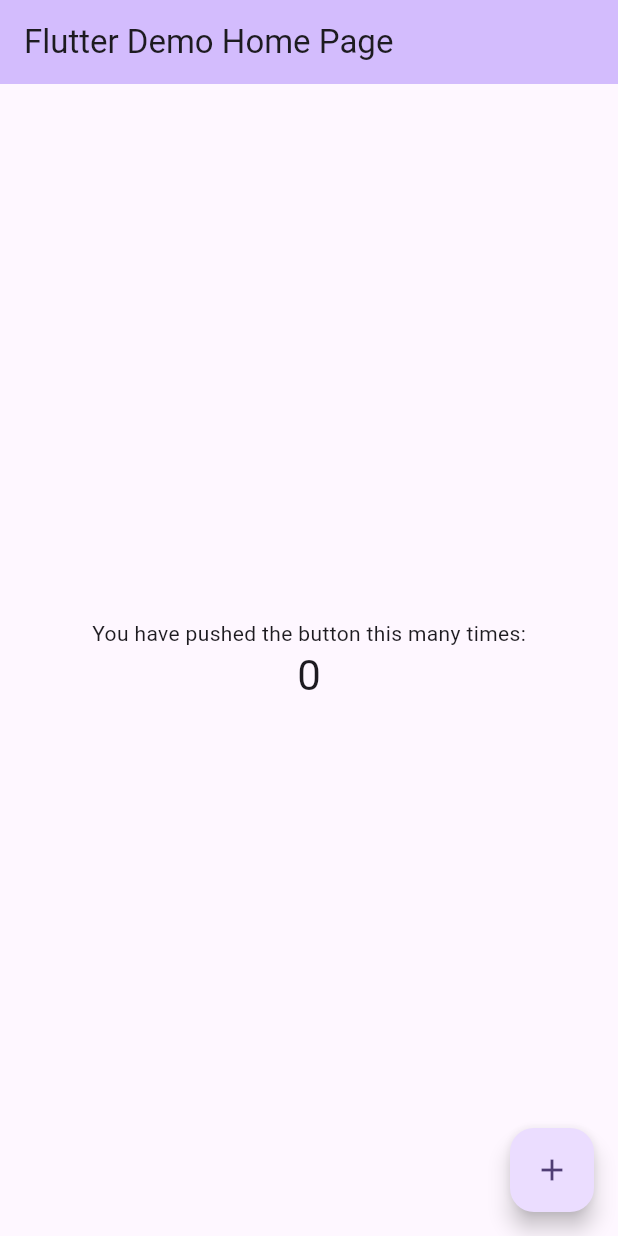
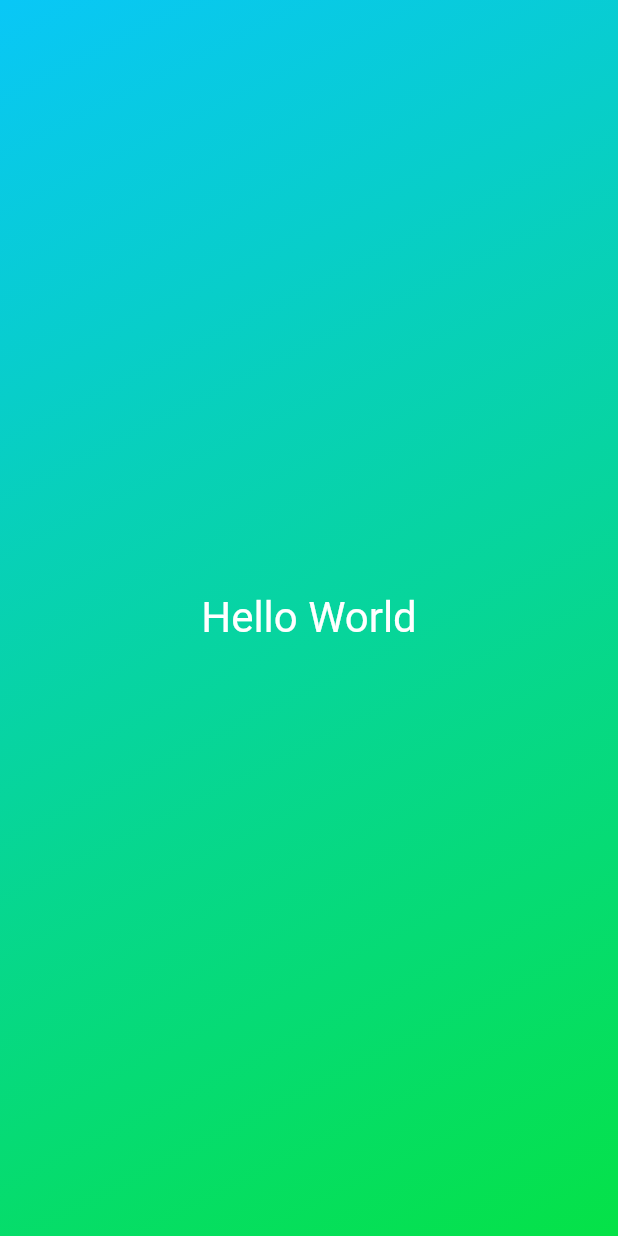
Before and after one commit to viniciusfeitosaa/flutter_course, a Flutter app: the screen it shows after launch, on a phone screen of 412 x 824 dp. Run offline on Flutter 3.47's test engine with Material 2 defaults, Android fonts, the phone set to English and light mode, and no system bars.

Commit message:
Versão 2

```diff
--- /dev/null
+++ b/first_app/lib/gradient_container.dart
@@ -0,0 +1,28 @@
+import 'package:flutter/material.dart';
+import 'package:first_app/styled_text.dart';
+
+var startAlignment = Alignment.topLeft;
+var endAligment = Alignment.bottomRight;
+
+class GradientContainer extends StatelessWidget {
+  const GradientContainer({super.key});
+
+  @override
+  Widget build(context) {
+    return Container(
+          decoration: BoxDecoration(
+            gradient: LinearGradient(
+              colors: const [
+                Color.fromARGB(255, 9, 199, 247),
+                Color.fromARGB(255, 5, 226, 71),
+              ],
+              begin: startAlignment,
+              end: endAligment,
+            ),
+          ),
+          child: const Center(
+            child: StyledText(),
+          ),
+        );
+  }
+}
--- a/first_app/lib/main.dart
+++ b/first_app/lib/main.dart
@@ -1,125 +1,10 @@
 import 'package:flutter/material.dart';
+import 'package:first_app/gradient_container.dart';
 
 void main() {
-  runApp(const MyApp());
-}
-
-class MyApp extends StatelessWidget {
-  const MyApp({super.key});
-
-  // This widget is the root of your application.
-  @override
-  Widget build(BuildContext context) {
-    return MaterialApp(
-      title: 'Flutter Demo',
-      theme: ThemeData(
-        // This is the theme of your application.
-        //
-        // TRY THIS: Try running your application with "flutter run". You'll see
-        // the application has a blue toolbar. Then, without quitting the app,
-        // try changing the seedColor in the colorScheme below to Colors.green
-        // and then invoke "hot reload" (save your changes or press the "hot
-        // reload" button in a Flutter-supported IDE, or press "r" if you used
-        // the command line to start the app).
-        //
-        // Notice that the counter didn't reset back to zero; the application
-        // state is not lost during the reload. To reset the state, use hot
-        // restart instead.
-        //
-        // This works for code too, not just values: Most code changes can be
-        // tested with just a hot reload.
-        colorScheme: ColorScheme.fromSeed(seedColor: Colors.deepPurple),
-        useMaterial3: true,
+  runApp(
+    const MaterialApp(
+      home: Scaffold(
+        body: GradientContainer(),
       ),
-      home: const MyHomePage(title: 'Flutter Demo Home Page'),
-    );
-  }
-}
-
-class MyHomePage extends StatefulWidget {
-  const MyHomePage({super.key, required this.title});
-
-  // This widget is the home page of your application. It is stateful, meaning
-  // that it has a State object (defined below) that contains fields that affect
-  // how it looks.
-
-  // This class is the configuration for the state. It holds the values (in this
-  // case the title) provided by the parent (in this case the App widget) and
-  // used by the build method of the State. Fields in a Widget subclass are
-  // always marked "final".
-
-  final String title;
-
-  @override
-  State<MyHomePage> createState() => _MyHomePageState();
-}
-
-class _MyHomePageState extends State<MyHomePage> {
-  int _counter = 0;
-
-  void _incrementCounter() {
-    setState(() {
-      // This call to setState tells the Flutter framework that something has
-      // changed in this State, which causes it to rerun the build method below
-      // so that the display can reflect the updated values. If we changed
-      // _counter without calling setState(), then the build method would not be
-      // called again, and so nothing would appear to happen.
-      _counter++;
-    });
-  }
-
-  @override
-  Widget build(BuildContext context) {
-    // This method is rerun every time setState is called, for instance as done
-    // by the _incrementCounter method above.
-    //
-    // The Flutter framework has been optimized to make rerunning build methods
-    // fast, so that you can just rebuild anything that needs updating rather
-    // than having to individually change instances of widgets.
-    return Scaffold(
-      appBar: AppBar(
-        // TRY THIS: Try changing the color here to a specific color (to
-        // Colors.amber, perhaps?) and trigger a hot reload to see the AppBar
-        // change color while the other colors stay the same.
-        backgroundColor: Theme.of(context).colorScheme.inversePrimary,
-        // Here we take the value from the MyHomePage object that was created by
-        // the App.build method, and use it to set our appbar title.
-        title: Text(widget.title),
-      ),
-      body: Center(
-        // Center is a layout widget. It takes a single child and positions it
-        // in the middle of the parent.
-        child: Column(
-          // Column is also a layout widget. It takes a list of children and
-          // arranges them vertically. By default, it sizes itself to fit its
-          // children horizontally, and tries to be as tall as its parent.
-          //
-          // Column has various properties to control how it sizes itself and
-          // how it positions its children. Here we use mainAxisAlignment to
-          // center the children vertically; the main axis here is the vertical
-          // axis because Columns are vertical (the cross axis would be
-          // horizontal).
-          //
-          // TRY THIS: Invoke "debug painting" (choose the "Toggle Debug Paint"
-          // action in the IDE, or press "p" in the console), to see the
-          // wireframe for each widget.
-          mainAxisAlignment: MainAxisAlignment.center,
-          children: <Widget>[
-            const Text(
-              'You have pushed the button this many times:',
-            ),
-            Text(
-              '$_counter',
-              style: Theme.of(context).textTheme.headlineMedium,
-            ),
-          ],
-        ),
-      ),
-      floatingActionButton: FloatingActionButton(
-        onPressed: _incrementCounter,
-        tooltip: 'Increment',
-        child: const Icon(Icons.add),
-      ), // This trailing comma makes auto-formatting nicer for build methods.
-    );
-  }
-}
+    ),);}
--- /dev/null
+++ b/first_app/lib/styled_text.dart
@@ -0,0 +1,16 @@
+import 'package:flutter/material.dart';
+
+class StyledText extends StatelessWidget {
+const StyledText({super.key});
+
+  @override
+  Widget build(context) {
+    return const Text(
+              'Hello World',
+              style: TextStyle(
+                color: Colors.white,
+                fontSize: 28
+              ),
+            );
+  }
+}
```
Also changed, not shown: 1 other file.
